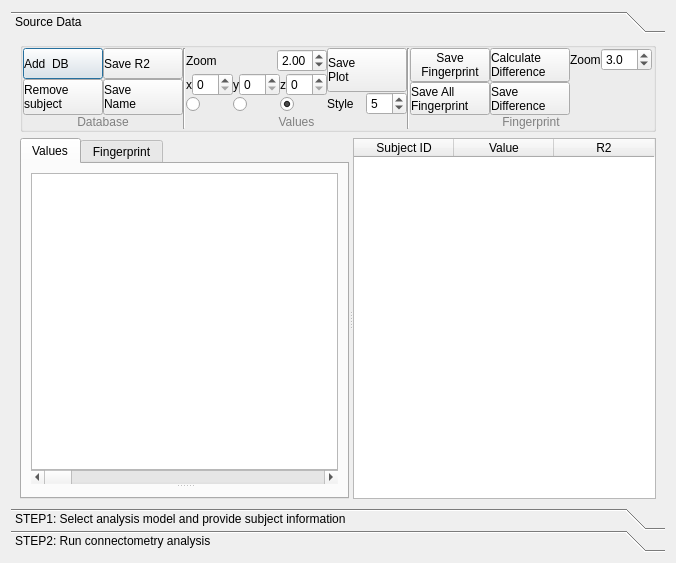
Before: the Qt Designer form tracking/vbc_dialog.ui in frankyeh/DSI-Studio, drawn with Qt 5.
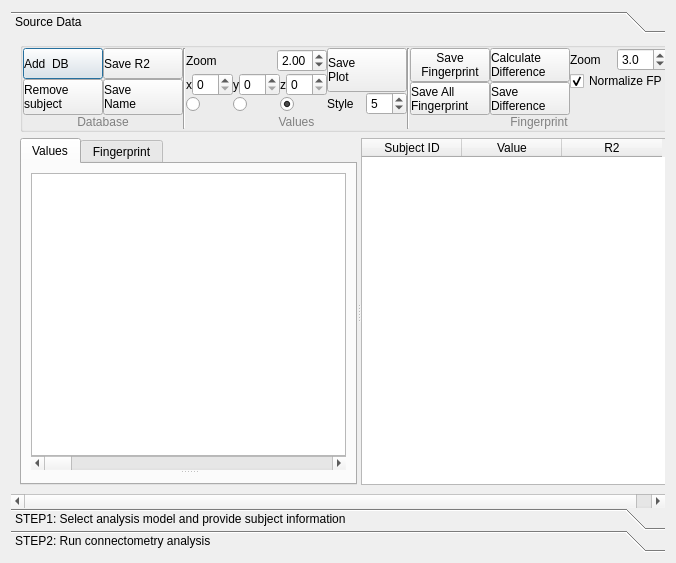
After: the same form once the commit is applied. The open tabs and pages were chosen to show the change. Icons and pictures are not drawn. Custom widgets are drawn as their Qt base class.

Commit message: [ANA] allow for normalize fp

Diff of the .ui file:
```diff
--- a/tracking/vbc_dialog.ui
+++ b/tracking/vbc_dialog.ui
@@ -715,6 +715,16 @@
                       </item>
                      </layout>
                     </item>
+                    <item>
+                     <widget class="QCheckBox" name="normalize_fp">
+                      <property name="text">
+                       <string>Normalize FP</string>
+                      </property>
+                      <property name="checked">
+                       <bool>true</bool>
+                      </property>
+                     </widget>
+                    </item>
                     <item>
                      <spacer name="verticalSpacer_5">
                       <property name="orientation">
```
Left out of the diff: 4 changed lines with no effect on the pictures. The commit also changes 2 other files.
